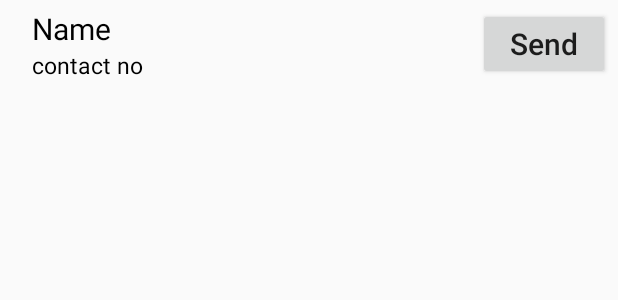
After one commit to varshaLadha/seminarApp, an Android app: the layout contactsdisplay.xml on its own in the app's theme, with its tools: preview values and no code run, on a phone screen of 412 x 824 dp. The commit adds this screen. Shown: the top 300 px of the screen. Run offline under Robolectric (Android 15) with nearby library versions, the phone set to English and light mode, and no system bars.

Commit message:
13/04/2018 Fetching data of registered users to send notification

```diff
--- a/SeminarApplication/app/build.gradle
+++ b/SeminarApplication/app/build.gradle
@@ -28,6 +28,7 @@ dependencies {
     androidTestImplementation 'com.android.support.test.espresso:espresso-core:3.0.1'
     compile 'com.android.volley:volley:1.0.0'
     compile 'com.google.code.gson:gson:2.7'
+    compile "com.android.support:recyclerview-v7:23.0.1"
 }
 
 apply plugin: 'com.google.gms.google-services'
--- a/SeminarApplication/app/src/main/AndroidManifest.xml
+++ b/SeminarApplication/app/src/main/AndroidManifest.xml
@@ -5,6 +5,7 @@
     <uses-permission android:name="android.permission.INTERNET" />
     <uses-permission android:name="android.permission.READ_EXTERNAL_STORAGE"/>
     <uses-permission android:name="android.permission.WRITE_EXTERNAL_STORAGE"/>
+    <uses-permission android:name="android.permission.GET_TASKS" />
 
     <application
         android:name=".Activities.GlobalClass"
--- a/SeminarApplication/app/src/main/java/com/example/ouhvs/seminarapplication/ModalClass/UserData.java
+++ b/SeminarApplication/app/src/main/java/com/example/ouhvs/seminarapplication/ModalClass/UserData.java
@@ -9,6 +9,12 @@ public class UserData {
     public UserData(String username, String password, String mobileno, String regId) {
         this.name=username;
         this.password=password;
+        this.mobileno=mobileno;
+        this.fcmId=regId;
+    }
+
+    public UserData(String username,String mobileno,String regId){
+        this.name=username;
         this.mobileno=mobileno;
         this.fcmId=regId;
     }
--- /dev/null
+++ b/SeminarApplication/app/src/main/res/layout/contactsdisplay.xml
@@ -0,0 +1,46 @@
+<?xml version="1.0" encoding="utf-8"?>
+<RelativeLayout
+    xmlns:android="http://schemas.android.com/apk/res/android" android:layout_width="match_parent"
+    android:layout_height="match_parent">
+
+    <RelativeLayout
+        android:layout_width="match_parent"
+        android:layout_height="wrap_content"
+        android:orientation="horizontal"
+        android:layout_margin="5dp">
+
+        <LinearLayout
+            android:layout_width="wrap_content"
+            android:layout_height="wrap_content"
+            android:orientation="vertical"
+            android:layout_marginLeft="16dp">
+
+            <TextView
+                android:id="@+id/tvName"
+                android:layout_width="wrap_content"
+                android:layout_height="wrap_content"
+                android:text="Name"
+                android:textSize="20sp"
+                android:textColor="@android:color/black"/>
+
+            <TextView
+                android:id="@+id/tvContactNo"
+                android:layout_width="wrap_content"
+                android:layout_height="wrap_content"
+                android:text="contact no"
+                android:textSize="15sp"
+                android:textColor="@android:color/black"/>
+
+        </LinearLayout>
+
+        <Button
+            android:id="@+id/btnSend"
+            android:layout_width="wrap_content"
+            android:layout_height="wrap_content"
+            android:layout_alignParentEnd="true"
+            android:text="Send"
+            android:textAllCaps="false"
+            android:textSize="20sp"/>
+    </RelativeLayout>
+
+</RelativeLayout>
```
Also changed, not shown: SeminarApplication/app/src/main/java/com/example/ouhvs/seminarapplication/Activities/ImageCompress.java (+68 -0 lines), SeminarApplication/app/src/main/java/com/example/ouhvs/seminarapplication/ModalClass/RecyclerAdapter.java (added, +112 -0 lines), SeminarApplication/app/src/main/res/layout/activity_image_compress.xml (+8 -2 lines).
